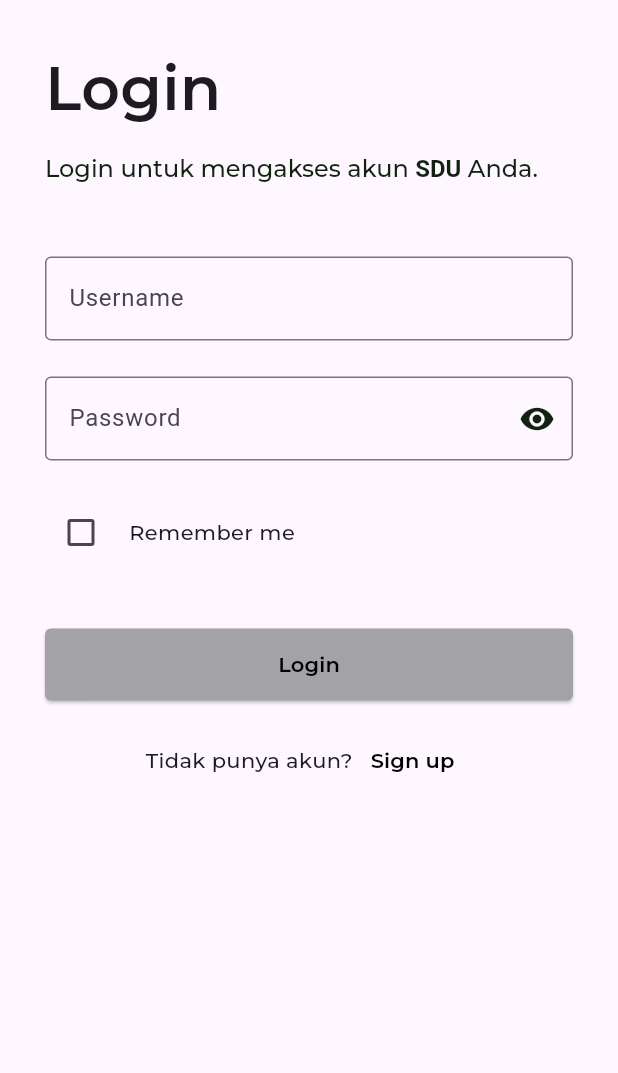
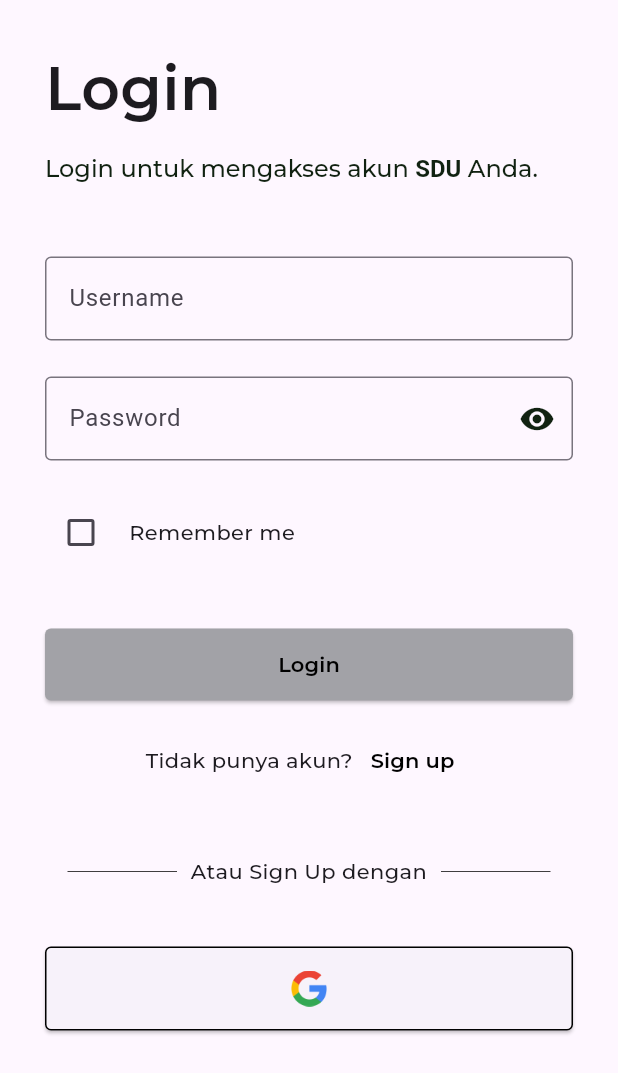
Before and after one commit to Kelompok-4-ITC/md-sadar, a Flutter app: the screen it shows after launch, on a phone screen of 412 x 824 dp. Shown: the top 1073 px of the screen. Run offline on Flutter 3.47's test engine with Material 3 defaults, Android fonts, the phone set to English and light mode, and no system bars; our stand-ins replace get; project files that could hold a hidden picture were left out.

Commit message:
Finish login page

```diff
--- a/lib/pages/login_page.dart
+++ b/lib/pages/login_page.dart
@@ -103,6 +103,67 @@ class LoginPage extends StatelessWidget {
                   ),
                 )
               ],
+            ),
+            const SizedBox(
+              height: 40,
+            ),
+            Row(
+              mainAxisAlignment: MainAxisAlignment.center,
+              children: [
+                SizedBox(
+                  height: 0.5,
+                  width: MediaQuery.of(context).size.width > 100
+                      ? 1 / 4 * MediaQuery.of(context).size.width - 30
+                      : 30,
+                  child: Container(
+                    color: Colors.black,
+                  ),
+                ),
+                SizedBox(
+                  width: MediaQuery.of(context).size.width > 100
+                      ? 1 / 2 * MediaQuery.of(context).size.width - 30
+                      : 40,
+                  child: const Padding(
+                    padding: EdgeInsets.symmetric(horizontal: 8),
+                    child: Text(
+                      'Atau Sign Up dengan',
+                      textAlign: TextAlign.center,
+                      style: TextStyle(
+                        fontFamily: 'Montserrat',
+                        fontSize: 14,
+                      ),
+                    ),
+                  ),
+                ),
+                SizedBox(
+                  height: 0.5,
+                  width: MediaQuery.of(context).size.width > 100
+                      ? 1 / 4 * MediaQuery.of(context).size.width - 30
+                      : 30,
+                  child: Container(
+                    color: Colors.black,
+                  ),
+                ),
+              ],
+            ),
+            const SizedBox(
+              height: 40,
+            ),
+            SizedBox(
+              height: 56,
+              child: ElevatedButton(
+                  onPressed: () {},
+                  style: ElevatedButton.styleFrom(
+                    shape: RoundedRectangleBorder(
+                      side: const BorderSide(color: Colors.black),
+                      borderRadius: BorderRadius.circular(4),
+                    ),
+                  ),
+                  child: Image.asset(
+                    'images/google.png',
+                    height: 24,
+                    width: 24,
+                  )),
             )
           ],
         ),
--- a/pubspec.yaml
+++ b/pubspec.yaml
@@ -53,8 +53,8 @@ flutter:
   uses-material-design: true
 
   # To add assets to your application, add an assets section, like this:
-  # assets:
-  #   - images/a_dot_burr.jpeg
+  assets:
+    - images/
   #   - images/a_dot_ham.jpeg
   # An image asset can refer to one or more resolution-specific "variants", see
   # https://flutter.dev/assets-and-images/#resolution-aware
```
Also changed, not shown: images/google.png (added).
